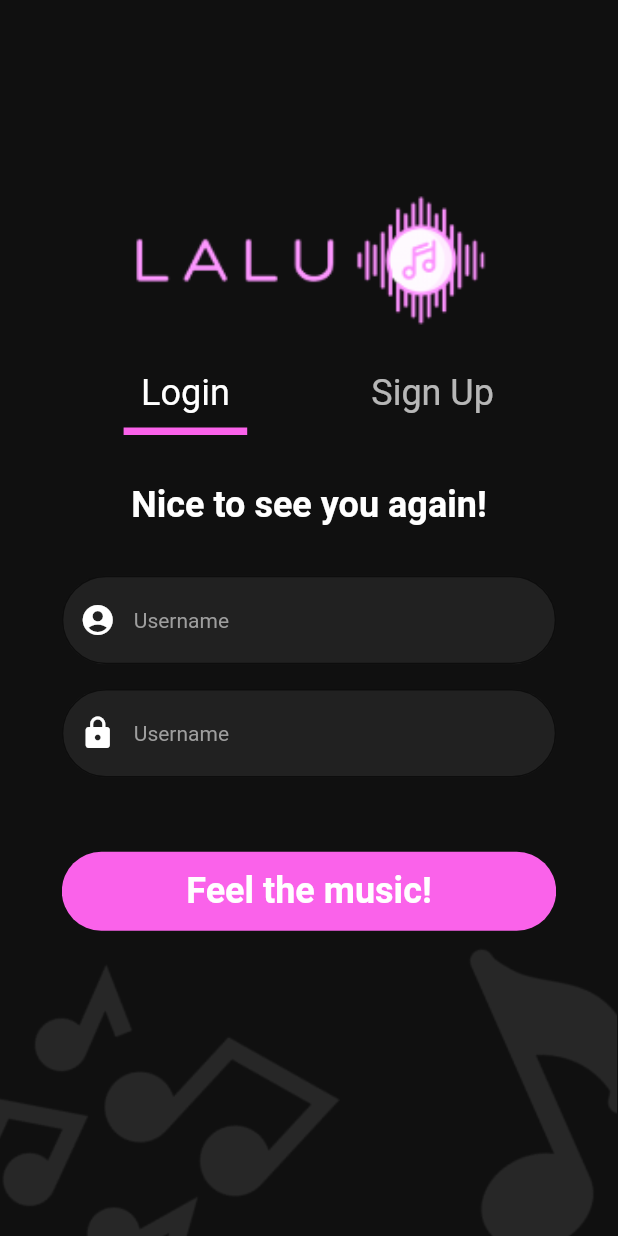
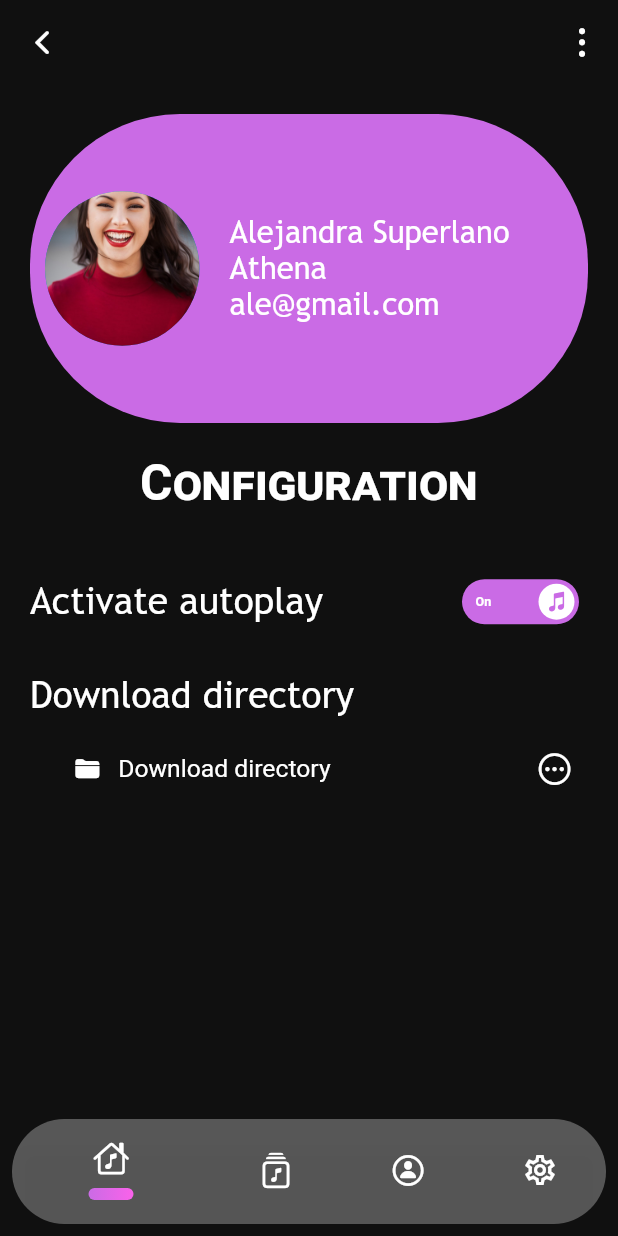
Before and after one commit to mbolanoss/lalu_ma, a Flutter app: the screen it shows after launch, on a phone screen of 412 x 824 dp. Run offline on Flutter 3.47's test engine with Material 2 defaults, Android fonts, the phone set to English and light mode, and no system bars; drawn by our look-alikes of lite_rolling_switch; our stand-ins replace flutter_switch, google_fonts.

Commit message:
CONFIGURATION SCREEN
- Added configurations screen widget
- AppBar and BottomAppBar created
- Added new dependencies and fonts on pubspec.yaml
- Added toggle switch widget (from fixed version of GitHub)

```diff
--- a/lalu/lib/main.dart
+++ b/lalu/lib/main.dart
@@ -1,5 +1,6 @@
 import 'package:flutter/material.dart';
 import 'package:lalu/resources/custom_theme.dart';
+import 'package:lalu/view/configuration_view/configuration_screen.dart';
 import 'package:lalu/view/login_register_view/login_register_screen.dart';
 
 void main() {
@@ -14,9 +15,10 @@ class MyApp extends StatelessWidget {
     return MaterialApp(
       debugShowCheckedModeBanner: false,
       theme: customTheme,
-      initialRoute: LoginRegisterScreen.route,
+      initialRoute: ConfigurationScreen.route,
       routes: {
         LoginRegisterScreen.route: (_) => const LoginRegisterScreen(),
+        ConfigurationScreen.route: (_) => const ConfigurationScreen(),
       },
     );
   }
--- /dev/null
+++ b/lalu/lib/models/song.dart
@@ -0,0 +1,7 @@
+class Song {
+  final String name;
+  final String artist;
+  final String image;
+
+  Song(this.name, this.artist, this.image);
+}
--- /dev/null
+++ b/lalu/lib/models/user_info.dart
@@ -0,0 +1,13 @@
+class UserInfo {
+  final String image;
+  final String name;
+  final String email;
+  final String username;
+
+const UserInfo({
+  required this.image,
+  required this.name,
+  required this.email,
+  required this.username
+  });
+}
--- /dev/null
+++ b/lalu/lib/utils/user_data.dart
@@ -0,0 +1,9 @@
+import 'package:lalu/models/user_info.dart';
+
+class UserData{
+  static const myUser = UserInfo(
+    image: 'https://i.ibb.co/Y7N9D8D/Snapchat-248250473.jpg',
+    name: 'Alejandra Superlano',
+    email: 'ale@gmail.com',
+    username: 'Athena');
+}
--- /dev/null
+++ b/lalu/lib/view/configuration_view/configuration_screen.dart
@@ -0,0 +1,221 @@
+import 'dart:ui';
+
+import 'package:flutter/cupertino.dart';
+import 'package:flutter/material.dart';
+import 'package:google_fonts/google_fonts.dart';
+import 'package:lalu/resources/colors.dart';
+import 'package:lalu/utils/user_data.dart';
+import 'package:lalu/widget/bottom_appbar.dart';
+import 'package:lalu/widget/upper_appbar.dart';
+import 'package:lalu/widget/toggle_switch.dart';
+import 'package:lalu/widget/user_photo.dart';
+import 'package:lite_rolling_switch/lite_rolling_switch.dart';
+
+class ConfigurationScreen extends StatefulWidget {
+  static final String title = 'Configuration';
+  static const route = 'configuration';
+
+  const ConfigurationScreen({Key? key}) : super(key: key);
+
+  @override
+  State<ConfigurationScreen> createState() => _ConfigurationScreenState();
+}
+
+class _ConfigurationScreenState extends State<ConfigurationScreen> {
+  int _selectedItem=0;
+
+  void onSelectItem(int index){
+    setState(() =>
+      _selectedItem=index
+    );
+  }
+
+
+  @override
+  Widget build(BuildContext context) {
+    final screenSize = MediaQuery.of(context).size;
+    final user = UserData.myUser;
+
+
+
+    return Scaffold(
+        appBar: UpperAppBar(context),
+        backgroundColor: darkGray,
+        bottomNavigationBar: BottomAppbar(
+          onTap: onSelectItem,
+          selectedItem: _selectedItem,
+        ),
+        body: Column(children: [
+          Center(
+            child: Container(
+
+            decoration: BoxDecoration(
+                color: Color(0xFFCA6BE5),
+                borderRadius: BorderRadius.circular(100.0)),
+            margin: EdgeInsets.all(20),
+            padding: EdgeInsets.symmetric(horizontal:10),
+            child: Row(
+              children: [
+                // Photo
+                Container(
+                  width: screenSize.width * 0.25,
+                  height: screenSize.height * 0.25,
+
+                  child: const CircleAvatar(
+                    backgroundImage: AssetImage('assets/images/photo-1494790108377-be9c29b29330.jpg')
+                  ),
+                ),
+                SizedBox(width: 20),
+                // Info
+                Column(
+                  crossAxisAlignment: CrossAxisAlignment.start,
+                  mainAxisAlignment: MainAxisAlignment.spaceBetween,
+                  children: [
+
+                    Text(
+                      user.name,
+                      style: TextStyle(
+                        fontSize: screenSize.height * 0.025,
+                        fontFamily: 'TrebuchetMS',
+                        color: Colors.white,
+                      ),
+                    ),
+                    Text(
+                      user.username,
+                      style: TextStyle(
+                        fontSize: screenSize.height * 0.025,
+                        fontFamily: 'TrebuchetMS',
+                        color: Colors.white,
+                      ),
+                    ),
+                    Text(
+                      user.email,
+                      style: TextStyle(
+                        fontSize: screenSize.height * 0.025,
+                        fontFamily: 'TrebuchetMS',
+                        color: Colors.white,
+                      ),
+                    ),
+
+                  ],
+                ),
+              ],
+            ),
+          )),
+          Container(
+              child: SizedBox(
+            height: screenSize.height * 0.09,
+            child: Text(
+              'Configuration',
+              style: TextStyle(
+                fontFeatures: [FontFeature.enable('smcp')],
+                fontSize: screenSize.height * 0.04,
+                color: Colors.white,
+                fontWeight: FontWeight.bold,
+              ),
+            ),
+          )),
+          Container(
+            padding: EdgeInsets.only(left: 20),
+            child: Row(
+                mainAxisAlignment: MainAxisAlignment.spaceBetween,
+                children: [
+                  // Autoplay text
+                  Text(
+                    'Activate autoplay',
+                    style: TextStyle(
+                      fontSize: screenSize.height * 0.03,
+                      fontFamily: 'TrebuchetMS',
+                      color: Colors.white,
+                    ),
+                  ),
+
+                  // Switch
+                  Container(
+                    alignment: Alignment.topRight,
+                    child: Transform.scale(
+                      scale: 0.6,
+                      child: LiteRollingSwitch(
+                        value: true,
+                        textOn: 'On',
+                        textOff: 'Off',
+                        colorOn: Color(0xFFCA6BE5),
+                        colorOff: Colors.grey,
+                        iconOn: CupertinoIcons.double_music_note,
+                        iconOff: CupertinoIcons.double_music_note,
+                        onChanged: (bool position) {
+                          print("The button is $position");
+                        },
+                        onDoubleTap: (){},
+                        onSwipe: (){},
+                        onTap: (){},
+                      ),
+                    ),
+                  ),
+                ]),
+          ),
+          Container(
+            padding: EdgeInsets.only(left: 20),
+            child: SizedBox(
+              height: screenSize.height * 0.09,
+              child: Row(
+                mainAxisAlignment: MainAxisAlignment.spaceBetween,
+                children: [
+                  // Autoplay text
+                  Text(
+                    'Download directory',
+                    style: TextStyle(
+                      fontSize: screenSize.height * 0.03,
+                      fontFamily: 'TrebuchetMS',
+                      color: Colors.white,
+                    ),
+                  ),
+                ],
+              ),
+            ),
+          ),
+          Container(
+            padding: EdgeInsets.only(left: 50, right: 30),
+            child: SizedBox(
+              height: screenSize.height * 0.03,
+              child: Row(
+                mainAxisAlignment: MainAxisAlignment.spaceBetween,
+                children: [
+                  Row(
+                    children: [
+                      Icon(
+                        CupertinoIcons.folder_fill,
+                        color: Colors.white,
+                        size: screenSize.height * 0.02,
+                      ),
+                      // Autoplay text
+                      Container(
+                        padding: EdgeInsets.only(left: screenSize.width * 0.03),
+                        child: Text(
+                          'Download directory',
+                          style: TextStyle(
+                            fontSize: screenSize.height * 0.02,
+                            color: Colors.white,
+                          ),
+                        ),
+                      ),
+                    ],
+                  ),
+                  // Icon
+
+                  Row(
+                    children: [
+                      Icon(
+                        CupertinoIcons.ellipsis_circle,
+                        color: Colors.white,
+                        size: screenSize.height * 0.03,
+                      ),
+                    ],
+                  )
+                ],
+              ),
+            ),
+          ),
+        ]));
+  }
+}
--- /dev/null
+++ b/lalu/lib/widget/bottom_appbar.dart
@@ -0,0 +1,76 @@
+import 'package:flutter/cupertino.dart';
+import 'package:flutter/material.dart';
+import 'package:lalu/resources/colors.dart';
+
+class BottomAppbar extends StatelessWidget {
+  final int selectedItem;
+  final void Function(int) onTap;
+
+  const BottomAppbar(
+      {super.key, required this.selectedItem, required this.onTap});
+
+  @override
+  Widget build(BuildContext context) {
+    const _items = [
+      CupertinoIcons.music_house,
+      CupertinoIcons.music_albums,
+      CupertinoIcons.person_circle,
+      Icons.settings_outlined,
+    ];
+    return Theme(
+      data: Theme.of(context).copyWith(
+        canvasColor: Colors.white.withOpacity(0.3),
+      ),
+      child: Padding(
+        padding: const EdgeInsets.all(8.0),
+        child: ClipRRect(
+          borderRadius: BorderRadius.circular(100),
+          child: BottomNavigationBar(
+            items: _items
+                .map((e) => BottomNavigationBarItem(
+                    icon: Icon(e),
+                    label: '',
+                    activeIcon: _BottomBarItemIndicator(icon: e)))
+                .toList(),
+            currentIndex: selectedItem,
+            onTap: onTap,
+            showSelectedLabels: false,
+            showUnselectedLabels: false,
+          ),
+        ),
+      ),
+    );
+  }
+}
+
+class _BottomBarItemIndicator extends StatelessWidget {
+  const _BottomBarItemIndicator({
+    Key? key,
+    required this.icon,
+  }) : super(key: key);
+
+  final IconData icon;
+
+  @override
+  Widget build(BuildContext context) {
+    return Column(
+      children: [
+        Icon(icon),
+        const SizedBox(height: 8),
+        Container(
+          height: 8,
+          width: 30,
+          decoration: BoxDecoration(
+            borderRadius: BorderRadius.circular(10),
+            gradient: const LinearGradient(
+              colors: [
+                Color(0xFFCA6BE5),
+                Color(0xFFFA62EA),
+              ]
+            ),
+          ),
+        ),
+      ],
+    );
+  }
+}
--- /dev/null
+++ b/lalu/lib/widget/toggle_switch.dart
@@ -0,0 +1,36 @@
+import 'package:flutter_switch/flutter_switch.dart';
+import 'package:flutter/material.dart';
+
+class ToggleSwitch extends StatefulWidget {
+  @override
+  _ToggleSwitchState createState() => _ToggleSwitchState();
+}
+
+class _ToggleSwitchState extends State<ToggleSwitch> {
+  bool status = false;
+
+  @override
+  Widget build(BuildContext context) {
+    return Scaffold(
+      body: Center(
+        child: Container(
+          child: FlutterSwitch(
+            width: 20.0,
+            height: 55.0,
+            valueFontSize: 25.0,
+            toggleSize: 45.0,
+            value: status,
+            borderRadius: 30.0,
+            padding: 8.0,
+            showOnOff: true,
+            onToggle: (val) {
+              setState(() {
+                status = val;
+              });
+            },
+          ),
+        ),
+      ),
+    );
+  }
+}
--- /dev/null
+++ b/lalu/lib/widget/upper_appbar.dart
@@ -0,0 +1,20 @@
+import 'package:flutter/cupertino.dart';
+import 'package:flutter/material.dart';
+
+AppBar UpperAppBar (BuildContext context){
+  final menuIcon = CupertinoIcons.ellipsis_vertical;
+  final backIcon = CupertinoIcons.back;
+  return AppBar(
+    leading: IconButton(
+        onPressed: () {},
+        icon: Icon(backIcon)),
+    backgroundColor: Colors.transparent,
+    elevation: 0,
+    actions: [
+      IconButton(
+        onPressed: () {},
+        icon: Icon(menuIcon)
+        )
+    ],
+  );
+}
--- /dev/null
+++ b/lalu/lib/widget/user_photo.dart
@@ -0,0 +1,35 @@
+import 'package:flutter/material.dart';
+
+class UserPhotoWidget extends StatelessWidget {
+  final String imagePath;
+  final VoidCallback onClicked;
+
+  const UserPhotoWidget({
+    Key? key,
+    required this.imagePath,
+    required this.onClicked,
+  }) : super(key: key);
+
+  @override
+  Widget build(BuildContext context){
+    final color = Theme.of(context).colorScheme.primary;
+
+    return Center(
+      child: buildImage(),
+    );
+  }
+
+  Widget buildImage(){
+    final image = NetworkImage(imagePath);
+
+    return ClipOval(
+      child: Ink.image(
+        image: image,
+        fit: BoxFit.cover,
+        width: 128,
+        height: 128,
+        )
+      );
+  }
+
+}
```
Also changed, not shown: lalu/pubspec.yaml (+11 -1 lines), lalu/assets/Trebuchet-MS.ttf (added), lalu/assets/images/photo-1494790108377-be9c29b29330.jpg (added).
